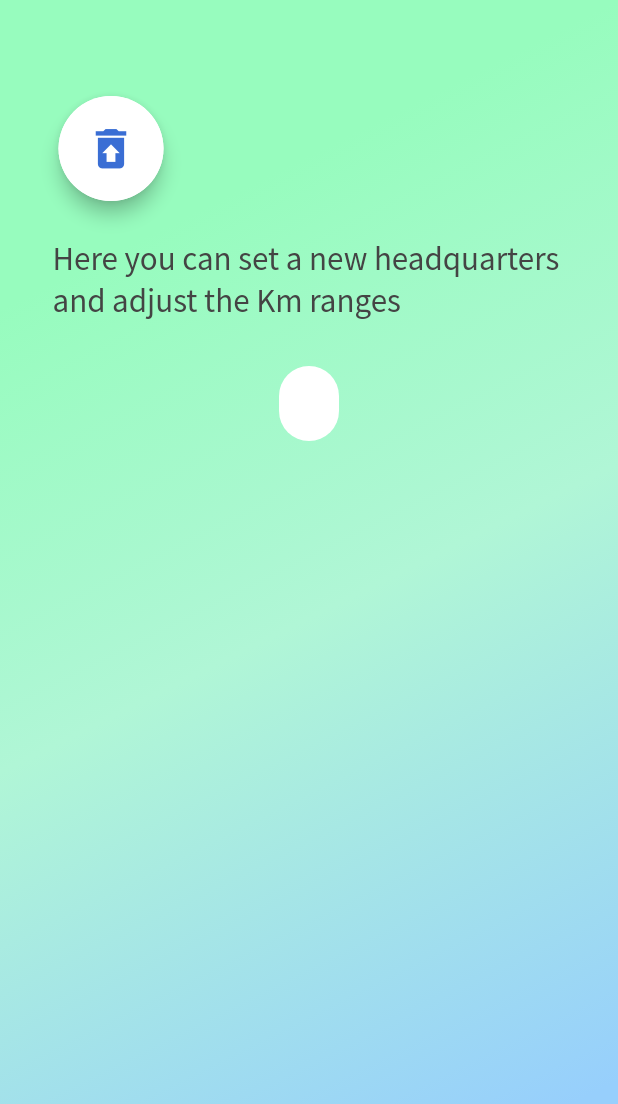
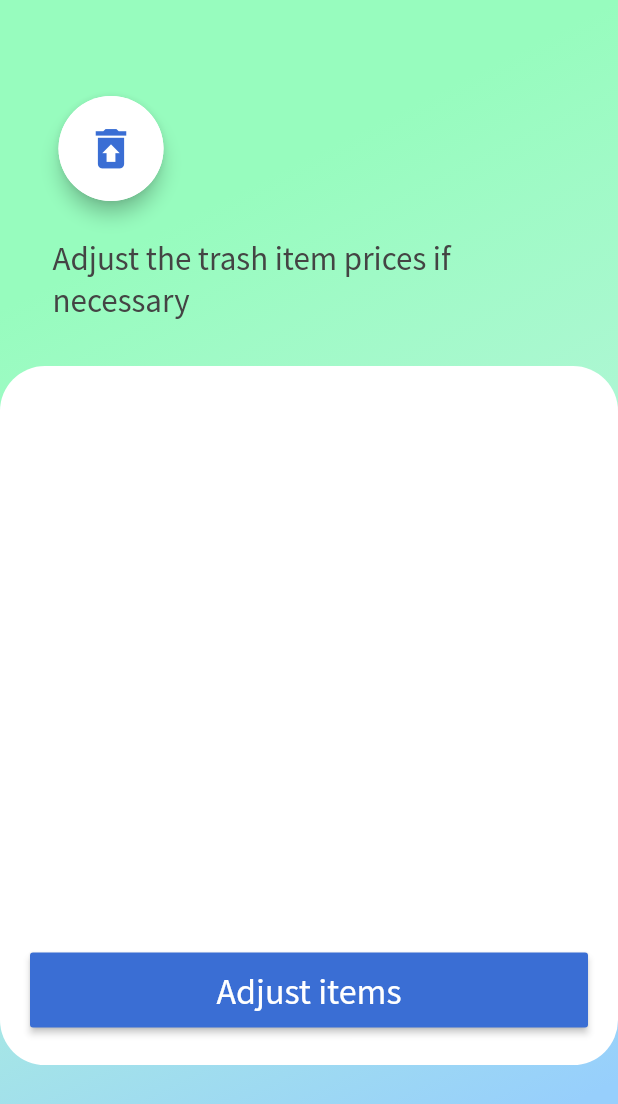
Before and after one commit to EricSchrappe/garbagecan, a Flutter app: the TrashItemsScreen screen opened by its route, on a phone screen of 412 x 824 dp. Shown: the top 1104 px of the screen. Run offline on Flutter 3.47's test engine with Material 2 defaults, Android fonts, the phone set to English and light mode, and no system bars; our stand-ins replace awesome_dialog, cloud_firestore, firebase_auth, firebase_core, flutter_datetime_picker, geolocator and 2 more; missing offline and left inert: geocoder; accounts and stored records are empty.

Commit message:
created the trash item adjustment page

```diff
--- a/lib/screens/admin/trash_items_screen.dart
+++ b/lib/screens/admin/trash_items_screen.dart
@@ -1,4 +1,7 @@
 import 'package:flutter/material.dart';
+import 'package:flutter/services.dart';
+import 'package:garbagecan/model/item_data.dart';
+import 'package:provider/provider.dart';
 
 class TrashItemsScreen extends StatelessWidget {
   @override
@@ -43,7 +46,7 @@ class TrashItemsScreen extends StatelessWidget {
                     height: 20.0,
                   ),
                   Text(
-                    'Here you can set a new headquarters and adjust the Km ranges',
+                    'Adjust the trash item prices if necessary',
                     style: TextStyle(
                       color: Color(0xFF444444),
                       fontSize: 22.0,
@@ -62,8 +65,94 @@ class TrashItemsScreen extends StatelessWidget {
                   ),
                 ),
                 child: Column(
-                  crossAxisAlignment: CrossAxisAlignment.start,
-                  children: [],
+                  children: [
+                    Container(
+                      height: MediaQuery.of(context).size.height * 0.42,
+                      child: Consumer<ItemData>(
+                        builder: (context, itemData, child) {
+                          return ListView.builder(
+                            padding: EdgeInsets.zero,
+                            shrinkWrap: true,
+                            itemBuilder: (context, index) {
+                              final item = itemData.items[index];
+                              return ListTile(
+                                title: Text(
+                                  item.name,
+                                  style: TextStyle(
+                                    color: Color(0xFF444444),
+                                    fontSize: 18.0,
+                                  ),
+                                ),
+                                subtitle: Text(
+                                  'The current value is ${item.value} Rs. per ${item.unit}',
+                                  style: TextStyle(
+                                    color: Color(0xFF444444),
+                                    fontSize: 12.0,
+                                  ),
+                                ),
+                                trailing: SizedBox(
+                                  width: 80.0,
+                                  child: Row(
+                                    mainAxisSize: MainAxisSize.min,
+                                    children: [
+                                      Expanded(
+                                        flex: 2,
+                                        child: TextField(
+                                          textAlign: TextAlign.center,
+                                          keyboardType: TextInputType.number,
+                                          inputFormatters: [
+                                            FilteringTextInputFormatter
+                                                .digitsOnly
+                                          ],
+                                          decoration: InputDecoration(
+                                            filled: true,
+                                            fillColor: Color(0xFFF6F6F6),
+                                            border: OutlineInputBorder(
+                                              borderSide: BorderSide(
+                                                color: Color(0xFF3A6ED4),
+                                              ),
+                                            ),
+                                            enabledBorder: OutlineInputBorder(
+                                              borderSide: BorderSide(
+                                                color: Color(0xFF3A6ED4),
+                                              ),
+                                            ),
+                                            isDense: true,
+                                            contentPadding: EdgeInsets.all(8.0),
+                                          ),
+                                        ),
+                                      ),
+                                      Expanded(
+                                        flex: 1,
+                                        child: Text(' /${item.unit}'),
+                                      ),
+                                    ],
+                                  ),
+                                ),
+                              );
+                            },
+                            itemCount: itemData.items.length,
+                          );
+                        },
+                      ),
+                    ),
+                    SizedBox(
+                      height: 20.0,
+                    ),
+                    SizedBox(
+                      width: double.infinity,
+                      child: RaisedButton(
+                        padding: EdgeInsets.symmetric(
+                            horizontal: 20.0, vertical: 10.0),
+                        color: Color(0xFF3A6ED4),
+                        child: Text(
+                          'Adjust items',
+                          style: TextStyle(color: Colors.white, fontSize: 24.0),
+                        ),
+                        onPressed: () {},
+                      ),
+                    )
+                  ],
                 ),
               ),
             ),
```
